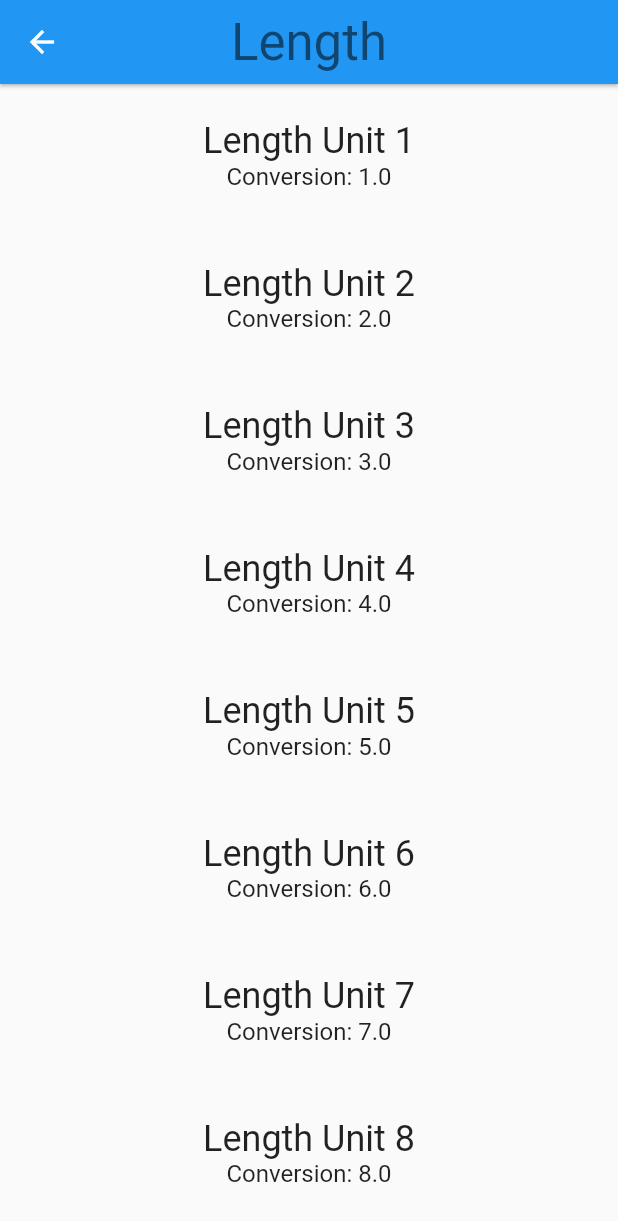
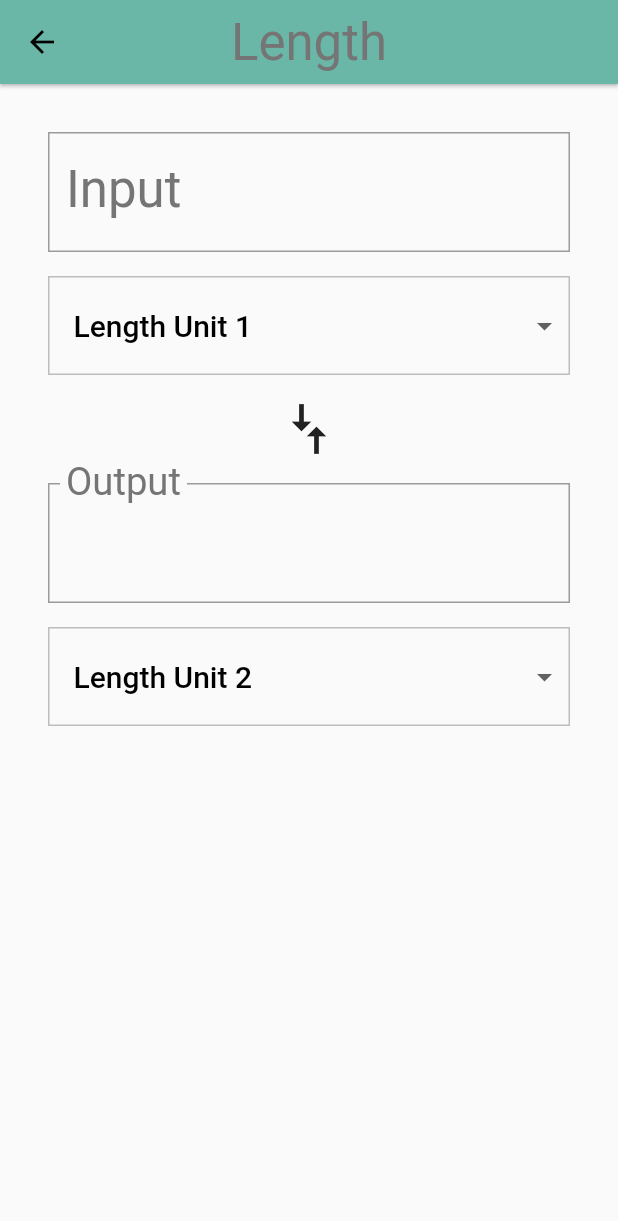
Before and after one commit to chauhan-abhi/udacity-flutter-course, a Flutter app: the screen it shows after launch, after a tap on "Length", on a phone screen of 412 x 824 dp. Shown: the top 1221 px of the screen. Run offline on Flutter 3.47's test engine with Material 2 defaults, Android fonts, the phone set to English and light mode, and no system bars.

Commit message:
input todo completed

```diff
--- a/lib/category.dart
+++ b/lib/category.dart
@@ -10,6 +10,7 @@ final _borderRadius = BorderRadius.circular(_rowHeight / 2);
 
 class Category extends StatelessWidget {
   final String name;
+
   // ColorSwatch extends Color
   // This is useful if a screen has to use same pallete of colors
   // for different items like appbar, cards, button background
@@ -45,10 +46,9 @@ class Category extends StatelessWidget {
         height: _rowHeight,
         child: InkWell(
           borderRadius: _borderRadius,
-          highlightColor: color,
-          splashColor: color,
+          highlightColor: color['highlight'],
+          splashColor: color['splash'],
           onTap: () {
-            print('Tapped');
             _navigateToConverter(context);
           },
           child: Padding(
@@ -93,7 +93,7 @@ class Category extends StatelessWidget {
             style: Theme.of(context).textTheme.display1,
           ),
           centerTitle: true,
-          backgroundColor: color[100],
+          backgroundColor: color,
         ),
         body: ConverterRoute(name: name, units: units, color: color),
         resizeToAvoidBottomPadding: false,
--- a/lib/converter_route.dart
+++ b/lib/converter_route.dart
@@ -3,6 +3,7 @@ import 'package:meta/meta.dart';
 
 import 'package:task_02_category_widget/unit.dart';
 
+const _padding = EdgeInsets.all(16.0);
 /// Converter screen where users can input amounts to convert.
 /// Currently, it just displays a list of mock units.
 class ConverterRoute extends StatefulWidget {
@@ -27,8 +28,44 @@ class ConverterRoute extends StatefulWidget {
 }
 
 class ConverterRouteState extends State<ConverterRoute> {
+  Unit _fromValue;
+  Unit _toValue;
+  double _inputValue;
+  String _convertedValue = '';
+  List<DropdownMenuItem> _unitMenuItems;
+  bool _showValidationError = false;
 
-  /// Clean up conversion; trim trailing zeros, e.g. 5.500 -> 5.5, 10.0 -> 10
+  @override
+  void initState() {
+    super.initState();
+    _createDropdownMenuItems();
+    _setDefaults();
+  }
+
+  void _createDropdownMenuItems() {
+    var newItems = <DropdownMenuItem>[];
+    for (var unit in widget.units) {
+      newItems.add(DropdownMenuItem(
+        value: unit.name,
+        child: Container(
+          child: Text(
+            unit.name,
+            softWrap: true,
+          ),
+        ),
+      ));
+    }
+    setState(() {
+      _unitMenuItems = newItems;
+    });
+  }
+
+  void _setDefaults() =>
+      setState(() {
+        _fromValue = widget.units[0];
+        _toValue = widget.units[1];
+      });
+
   String _format(double conversion) {
     var outputNum = conversion.toStringAsPrecision(7);
     if (outputNum.contains('.') && outputNum.endsWith('0')) {
@@ -44,30 +81,183 @@ class ConverterRouteState extends State<ConverterRoute> {
     return outputNum;
   }
 
+  void _updateConversion() =>
+      setState(() {
+        _convertedValue =
+            _format(
+                _inputValue * (_toValue.conversion / _fromValue.conversion));
+      });
+
+  void _updateInputValue(String input) {
+    setState(() {
+      if (input == null || input.isEmpty) {
+        _convertedValue = '';
+      } else {
+        // Even though we are using the numerical keyboard, we still have to check
+        // for non-numerical input such as '5..0' or '6 -3'
+        try {
+          final inputDouble = double.parse(input);
+          _showValidationError = false;
+          _inputValue = inputDouble;
+          _updateConversion();
+        } on Exception catch (e) {
+          print('Error: $e');
+          _showValidationError = true;
+        }
+      }
+    });
+  }
+
+  Unit _getUnit(String unitName) {
+    return widget.units.firstWhere(
+          (Unit unit) {
+        return unit.name == unitName;
+      },
+      orElse: null,
+    );
+  }
+
+  void _updateFromConversion(dynamic unitName) {
+    setState(() {
+      _fromValue = _getUnit(unitName);
+    });
+    if (_inputValue != null) {
+      _updateConversion();
+    }
+  }
+
+  void _updateToConversion(dynamic unitName) {
+    setState(() {
+      _toValue = _getUnit(unitName);
+    });
+    if (_inputValue != null) {
+      _updateConversion();
+    }
+  }
+
+  Widget _createDropdown(String currentValue, ValueChanged<dynamic> onChanged) {
+    return Container(
+      margin: EdgeInsets.only(top: 16.0),
+      decoration: BoxDecoration(
+        // This sets the color of the [DropdownButton] itself
+        color: Colors.grey[50],
+        border: Border.all(
+          color: Colors.grey[400],
+          width: 1.0,
+        ),
+      ),
+      padding: EdgeInsets.symmetric(vertical: 8.0),
+      child: Theme(
+        // This sets the color of the [DropdownMenuItem]
+        data: Theme.of(context).copyWith(
+          canvasColor: Colors.grey[50],
+        ),
+        child: DropdownButtonHideUnderline(
+          child: ButtonTheme(
+            alignedDropdown: true,
+            child: DropdownButton(
+              value: currentValue,
+              items: _unitMenuItems,
+              onChanged: onChanged,
+              style: Theme
+                  .of(context)
+                  .textTheme
+                  .title,
+            ),
+          ),
+        ),
+      ),
+    );
+  }
+
+
   @override
   Widget build(BuildContext context) {
-    // Here is just a placeholder for a list of mock units
-    final unitWidgets = widget.units.map((Unit unit) {
-      return Container(
-        margin: EdgeInsets.all(8.0),
-        padding: EdgeInsets.all(16.0),
-        child: Column(
-          children: <Widget>[
-            Text(
-              unit.name,
-              style: Theme.of(context).textTheme.headline,
+    final input = Padding(
+      padding: _padding,
+      child: Column(
+        crossAxisAlignment: CrossAxisAlignment.stretch,
+        children: [
+          // This is the widget that accepts text input. In this case, it
+          // accepts numbers and calls the onChanged property on update.
+          // You can read more about it here: https://flutter.io/text-input
+          TextField(
+            style: Theme
+                .of(context)
+                .textTheme
+                .display1,
+            decoration: InputDecoration(
+              labelStyle: Theme
+                  .of(context)
+                  .textTheme
+                  .display1,
+              errorText: _showValidationError ? 'Invalid number entered' : null,
+              labelText: 'Input',
+              border: OutlineInputBorder(
+                borderRadius: BorderRadius.circular(0.0),
+              ),
             ),
-            Text(
-              'Conversion: ${unit.conversion}',
-              style: Theme.of(context).textTheme.subhead,
+            // Since we only want numerical input, we use a number keyboard. There
+            // are also other keyboards for dates, emails, phone numbers, etc.
+            keyboardType: TextInputType.number,
+            onChanged: _updateInputValue,
+          ),
+          _createDropdown(_fromValue.name, _updateFromConversion),
+        ],
+      ),
+    );
+
+    final arrows = RotatedBox(
+      // 1 for verticle 2 for horizontal
+      quarterTurns: 1,
+      child: Icon(
+        Icons.compare_arrows,
+        size: 40.0,
+      ),
+    );
+
+    final output = Padding(
+      padding: _padding,
+      child: Column(
+        crossAxisAlignment: CrossAxisAlignment.stretch,
+        children: [
+          InputDecorator(
+            child: Text(
+              _convertedValue,
+              style: Theme
+                  .of(context)
+                  .textTheme
+                  .display1,
             ),
-          ],
-        ),
-      );
-    }).toList();
+            decoration: InputDecoration(
+              labelText: 'Output',
+              labelStyle: Theme
+                  .of(context)
+                  .textTheme
+                  .display1,
+              border: OutlineInputBorder(
+                borderRadius: BorderRadius.circular(0.0),
+              ),
+            ),
+          ),
+          _createDropdown(_toValue.name, _updateToConversion),
+        ],
+      ),
+    );
 
-    return ListView(
-      children: unitWidgets,
+    final converter = Column(
+      // set alignment of all columns
+      crossAxisAlignment: CrossAxisAlignment.stretch,
+      children: [
+        input,
+        arrows,
+        output,
+      ],
+    );
+
+    return Padding(
+      padding: _padding,
+      child: converter,
     );
   }
 }
--- a/lib/main.dart
+++ b/lib/main.dart
@@ -18,6 +18,14 @@ class UnitConverterApp extends StatelessWidget {
     return MaterialApp(
         debugShowCheckedModeBanner: false,
         title: 'Unit Converter',
+        theme: ThemeData(
+          textTheme: Theme.of(context)
+              .textTheme
+              .apply(bodyColor: Colors.black, displayColor: Colors.grey[600]),
+          // This colors the [InputOutlineBorder] when it is selected
+          primaryColor: Colors.grey[500],
+          textSelectionHandleColor: Colors.green[500],
+        ),
         home: CategoryRoute());
   }
 }
```
